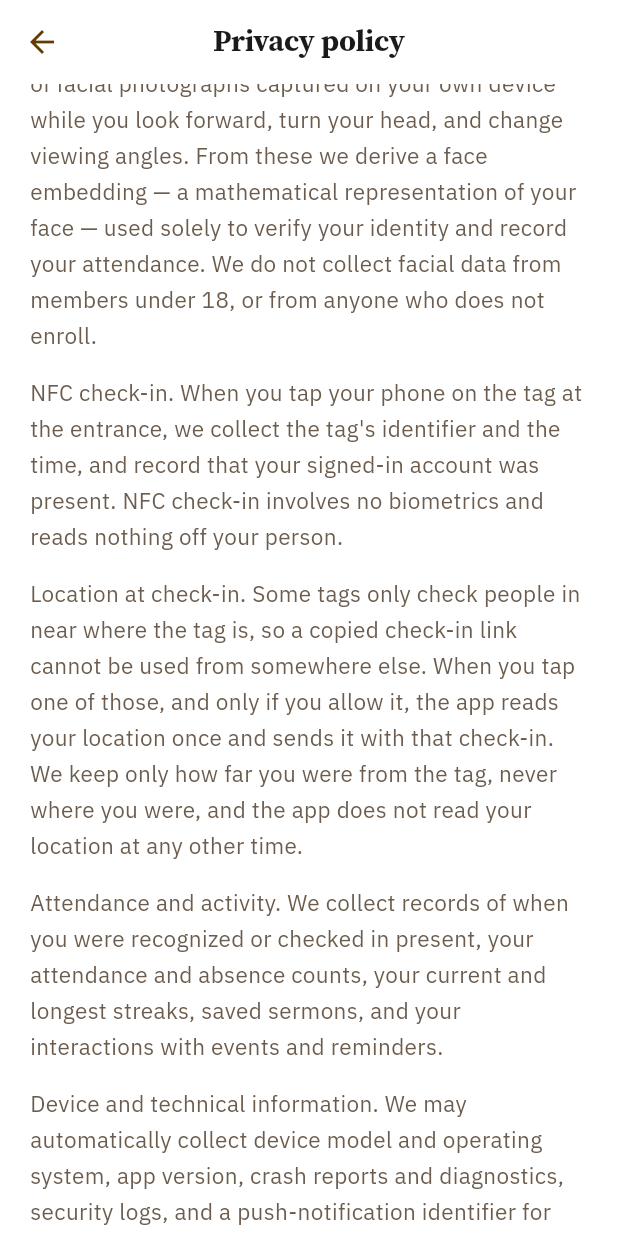
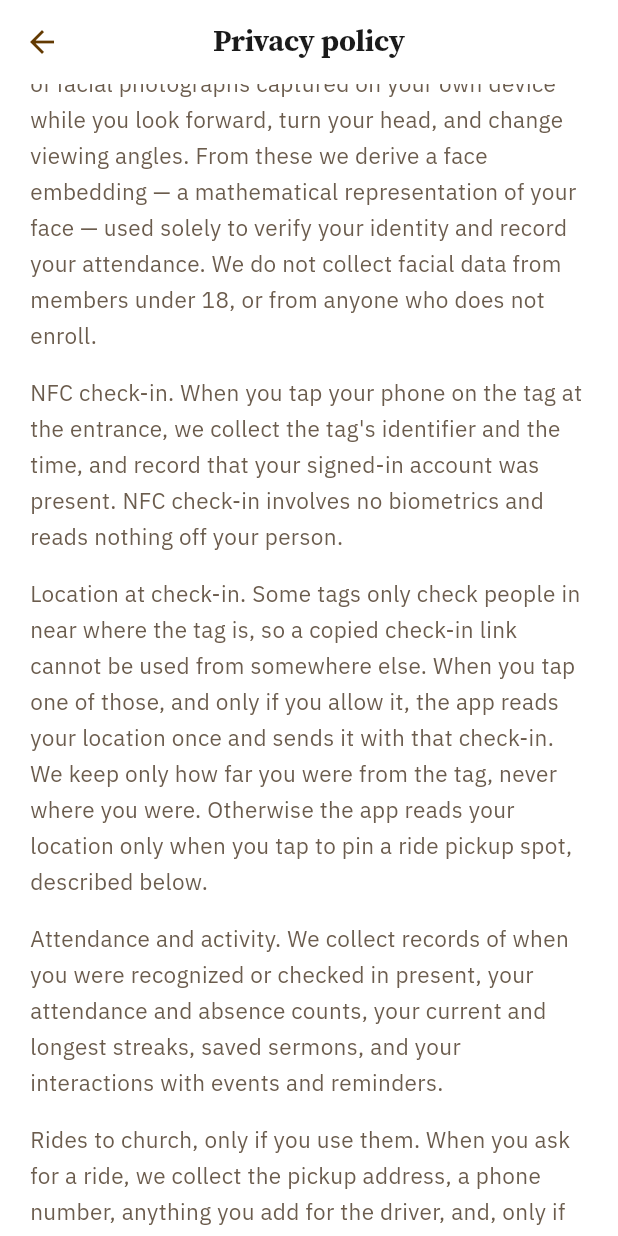
Before and after one commit to Achu-Worifung/rejoice-greatly-mobile-app, a Flutter app: the PrivacyPage screen opened by its route, scrolled down 1152 dp, on a phone screen of 412 x 824 dp. Run offline on Flutter 3.47's test engine with Material 3 defaults, Android fonts, the phone set to English and light mode, and no system bars; our stand-ins replace app_links, auto_size_text, cached_network_image, camera, carousel_slider, firebase_auth and 14 more; missing offline and left inert: cryptography, dart:html, dart:ui_web, google_mlkit_face_detection, nfc_manager, onesignal_flutter and 1 more; accounts and stored records are empty; network calls fail; project files that could hold a hidden picture were left out.

Commit message:
Privacy policy: rides to church and event sign-ups
What a rider and a driver share, who sees it (the transport coordinator
and the people sharing that ride), when it is deleted, and that only the
address text goes to OpenStreetMap to place it on the map. Sign-ups
record guests, an answer and attendance for the organizing team.

Co-Authored-By: Claude Opus 5.5 <noreply@anthropic.com>
Claude-Session: https://claude.ai/code/session_01XsjLtSeZmoSP1MXG68JRA7

The check-in paragraph no longer says the app never reads location
otherwise: pinning a ride pickup spot does, when the member taps it.

```diff
--- a/lib/pages/privacy_page.dart
+++ b/lib/pages/privacy_page.dart
@@ -81,13 +81,33 @@ class PrivacyPage extends StatelessWidget {
             'somewhere else. When you tap one of those, and only if you allow '
             'it, the app reads your location once and sends it with that '
             'check-in. We keep only how far you were from the tag, never where '
-            'you were, and the app does not read your location at any other time.',
+            'you were. Otherwise the app reads your location only when you tap '
+            'to pin a ride pickup spot, described below.',
           ),
           const LegalParagraph(
             'Attendance and activity. We collect records of when you were '
             'recognized or checked in present, your attendance and absence '
             'counts, your current and longest streaks, saved sermons, and your '
             'interactions with events and reminders.',
+          ),
+          const LegalParagraph(
+            'Rides to church, only if you use them. When you ask for a '
+            'ride, we collect the pickup address, a phone number, anything '
+            'you add for the driver, and, only if you tap to pin it, your '
+            'phone’s location at that moment. Drivers the church approves '
+            'give where they usually start from, a phone number, and their '
+            'car. These details are stored encrypted and seen only by the '
+            'church’s transport coordinator and the people sharing that ride: '
+            'your driver sees your pickup details, and riders see their '
+            'driver’s name, car, and phone. A rider’s address and phone are deleted the day '
+            'after the ride; a driver’s are deleted when they leave the '
+            'driving team.',
+          ),
+          const LegalParagraph(
+            'Event sign-ups. If you sign up for an event, we record that '
+            'you’re coming, how many guests you’re bringing, your answer to '
+            'the event’s question if it has one, and whether you came, for '
+            'the church team organizing it.',
           ),
           const LegalParagraph(
             'Device and technical information. We may automatically collect '
@@ -324,7 +344,9 @@ class PrivacyPage extends StatelessWidget {
                 '— including Google Firebase (authentication), Google and Apple '
                 '(the "Sign in with" option you choose), Microsoft Azure '
                 '(encrypted image storage and key protection), OneSignal (push '
-                'and email reminders), and the Mood Changing Café (the connected '
+                'and email reminders), OpenStreetMap (placing ride addresses on '
+                'the transport coordinator’s map; only the address text is sent), '
+                'and the Mood Changing Café (the connected '
                 'café opened from the app)',
             'When required by law, or in response to a valid legal request',
             'To protect members, investigate fraud, or enforce our agreements',
```
